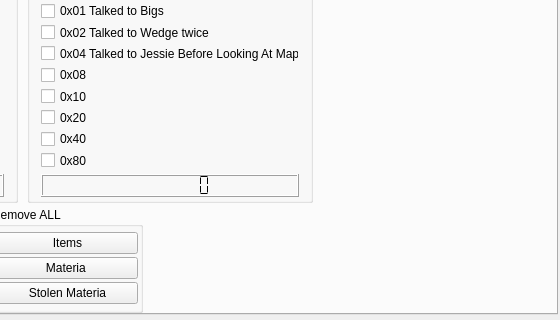
Above: mainwindow.ui from sithlord48/blackchocobo before the change; both pictures show x 170 to 730 and y 228 to 548 of the 730 by 548 pixel window. Below: the same form after it.
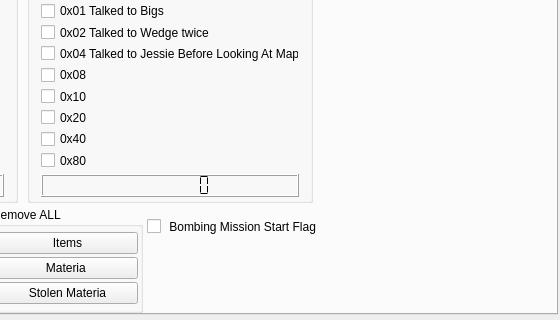
That is the form after the change. The open tabs and pages were chosen to show the change. Icons and pictures are not drawn.

What changed in the file:
```diff
--- a/mainwindow.ui
+++ b/mainwindow.ui
@@ -15727,6 +15727,19 @@
        </item>
       </layout>
      </widget>
+     <widget class="QCheckBox" name="cb_bombing_int">
+      <property name="geometry">
+       <rect>
+        <x>315</x>
+        <y>380</y>
+        <width>186</width>
+        <height>19</height>
+       </rect>
+      </property>
+      <property name="text">
+       <string> Bombing Mission Start Flag</string>
+      </property>
+     </widget>
     </widget>
    </widget>
    <widget class="QFrame" name="frame">
```
Left out of the diff: 12 changed lines with no effect on the pictures.
